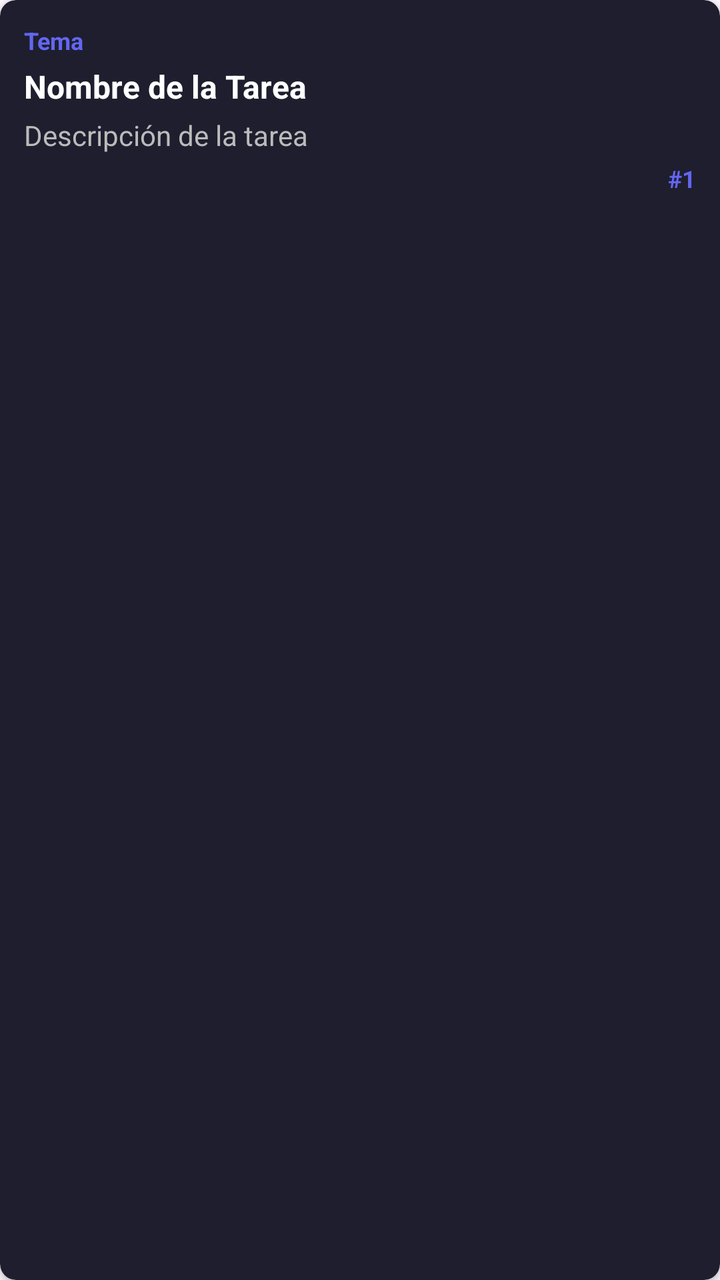
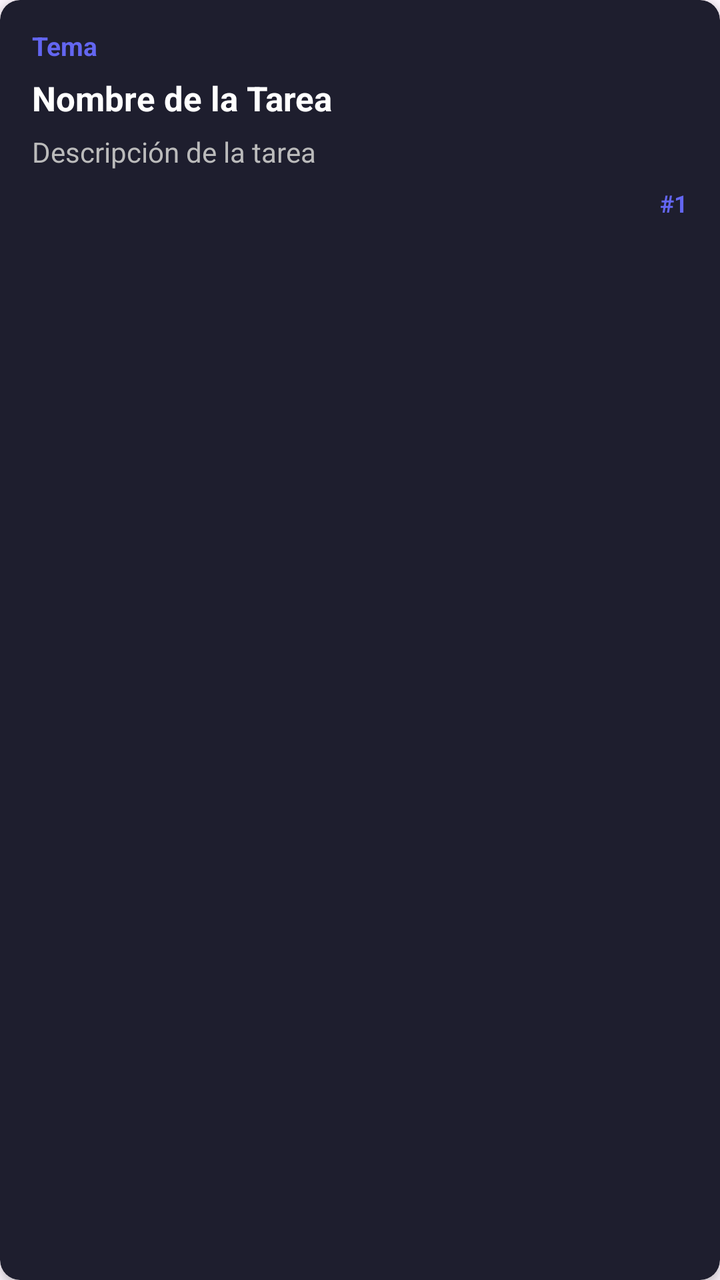

An Android layout rendered at two revisions. The XML below is the earlier revision; the diff shows what the commit changed to produce the second picture.
<!-- AndroidManifest.xml: application theme Theme.CourseV -->
<!-- res/layout/item_task_overlay.xml -->
<?xml version="1.0" encoding="utf-8"?>
<androidx.cardview.widget.CardView xmlns:android="http://schemas.android.com/apk/res/android"
    xmlns:app="http://schemas.android.com/apk/res-auto"
    android:layout_width="match_parent"
    android:layout_height="wrap_content"
    android:layout_marginBottom="8dp"
    app:cardBackgroundColor="#1E1E2E"
    app:cardCornerRadius="8dp"
    app:cardElevation="2dp"
    android:clickable="true"
    android:focusable="true"
    android:foreground="?attr/selectableItemBackground">

    <LinearLayout
        android:layout_width="match_parent"
        android:layout_height="wrap_content"
        android:orientation="vertical"
        android:padding="12dp">

        
        <TextView
            android:id="@+id/topicNameTextView"
            android:layout_width="match_parent"
            android:layout_height="wrap_content"
            android:text="Tema"
            android:textColor="#6366F1"
            android:textSize="12sp"
            android:textStyle="bold"
            android:layout_marginBottom="4dp" />

        
        <TextView
            android:id="@+id/taskNameTextView"
            android:layout_width="match_parent"
            android:layout_height="wrap_content"
            android:text="Nombre de la Tarea"
            android:textColor="#FFFFFF"
            android:textSize="16sp"
            android:textStyle="bold"
            android:layout_marginBottom="4dp" />

        
        <TextView
            android:id="@+id/taskDescriptionTextView"
            android:layout_width="match_parent"
            android:layout_height="wrap_content"
            android:text="Descripción de la tarea"
            android:textColor="#BBBBBB"
            android:textSize="14sp"
            android:maxLines="2"
            android:ellipsize="end" />

        
        <TextView
            android:id="@+id/taskIndexTextView"
            android:layout_width="wrap_content"
            android:layout_height="wrap_content"
            android:text="#1"
            android:textColor="#6366F1"
            android:textSize="12sp"
            android:textStyle="bold"
            android:layout_gravity="end"
            android:layout_marginTop="4dp" />

    </LinearLayout>
</androidx.cardview.widget.CardView>
<!-- resources referenced by this layout -->
<resources>
  <style name="Theme.CourseV" parent="Base.Theme.CourseV" />
  <style name="Base.Theme.CourseV" parent="Theme.Material3.DayNight.NoActionBar">
          
          
          
          
          <item name="appBarLayoutStyle">@style/Widget.App.AppBarLayout</item>
          <item name="collapsingToolbarLayoutStyle">@style/Widget.App.CollapsingToolbar</item>
      </style>
  <style name="Widget.App.AppBarLayout" parent="Widget.Material3.AppBarLayout">
          <item name="android:background">#000000</item>
          <item name="liftOnScroll">false</item>
          <item name="elevation">0dp</item>
      </style>
  <style name="Widget.App.CollapsingToolbar" parent="Widget.Material3.CollapsingToolbar">
          <item name="android:background">#000000</item>
          <item name="contentScrim">#000000</item>
          <item name="statusBarScrim">#000000</item>
      </style>
</resources>

<!-- the commit's change to res/layout/item_task_overlay.xml (unified diff, before → after) -->
@@ -3,10 +3,11 @@
     xmlns:app="http://schemas.android.com/apk/res-auto"
     android:layout_width="match_parent"
     android:layout_height="wrap_content"
-    android:layout_marginBottom="8dp"
+    android:layout_marginHorizontal="8dp"
+    android:layout_marginBottom="10dp"
     app:cardBackgroundColor="#1E1E2E"
-    app:cardCornerRadius="8dp"
-    app:cardElevation="2dp"
+    app:cardCornerRadius="10dp"
+    app:cardElevation="3dp"
     android:clickable="true"
     android:focusable="true"
     android:foreground="?attr/selectableItemBackground">
@@ -15,7 +16,8 @@
         android:layout_width="match_parent"
         android:layout_height="wrap_content"
         android:orientation="vertical"
-        android:padding="12dp">
+        android:paddingHorizontal="16dp"
+        android:paddingVertical="14dp">
 
         
         <TextView
@@ -24,9 +26,9 @@
             android:layout_height="wrap_content"
             android:text="Tema"
             android:textColor="#6366F1"
-            android:textSize="12sp"
+            android:textSize="13sp"
             android:textStyle="bold"
-            android:layout_marginBottom="4dp" />
+            android:layout_marginBottom="6dp" />
 
         
         <TextView
@@ -35,9 +37,9 @@
             android:layout_height="wrap_content"
             android:text="Nombre de la Tarea"
             android:textColor="#FFFFFF"
-            android:textSize="16sp"
+            android:textSize="17sp"
             android:textStyle="bold"
-            android:layout_marginBottom="4dp" />
+            android:layout_marginBottom="6dp" />
 
         
         <TextView
@@ -47,6 +49,7 @@
             android:text="Descripción de la tarea"
             android:textColor="#BBBBBB"
             android:textSize="14sp"
+            android:lineSpacingExtra="2dp"
             android:maxLines="2"
             android:ellipsize="end" />
 
@@ -60,7 +63,7 @@
             android:textSize="12sp"
             android:textStyle="bold"
             android:layout_gravity="end"
-            android:layout_marginTop="4dp" />
+            android:layout_marginTop="8dp" />
 
     </LinearLayout>
 </androidx.cardview.widget.CardView>
